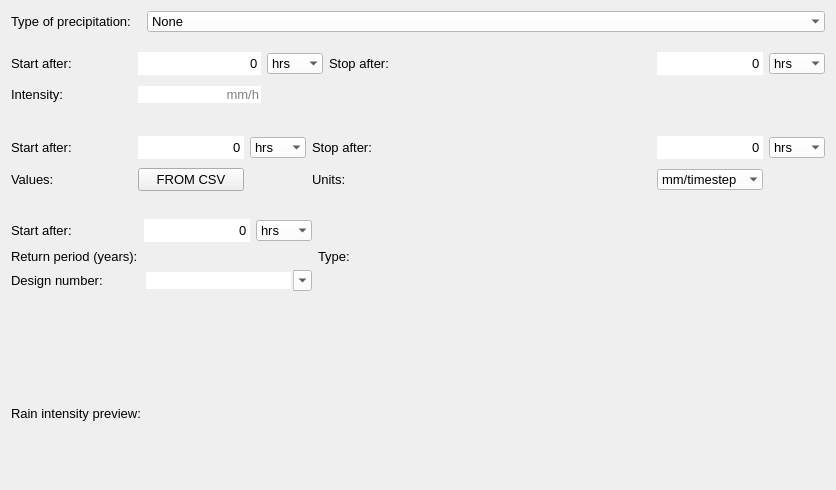
This is threedi_api_qgis_client/ui/page3.ui in nens/threedi-api-qgis-client as Qt 5 draws it before an edit. The edited form follows.
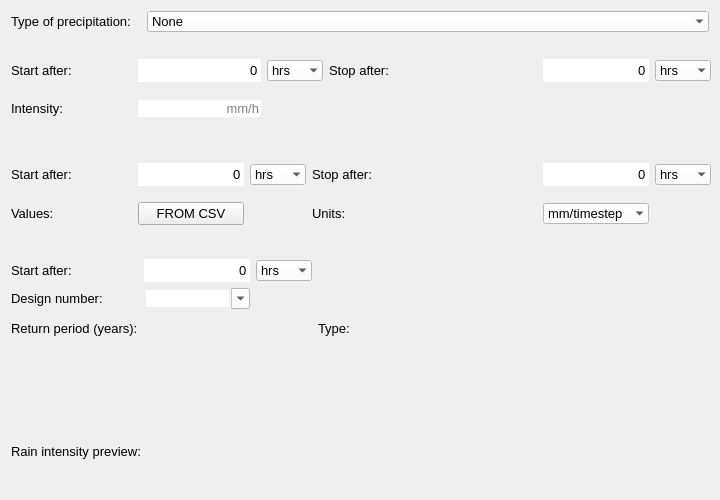
This is the edited form.

The edit to the form file:
```diff
--- a/threedi_api_qgis_client/ui/page3.ui
+++ b/threedi_api_qgis_client/ui/page3.ui
@@ -9,16 +9,28 @@
    <rect>
     <x>0</x>
     <y>0</y>
-    <width>836</width>
-    <height>490</height>
+    <width>720</width>
+    <height>500</height>
    </rect>
   </property>
   <property name="sizePolicy">
-   <sizepolicy hsizetype="Expanding" vsizetype="Expanding">
+   <sizepolicy hsizetype="Fixed" vsizetype="Minimum">
     <horstretch>0</horstretch>
     <verstretch>0</verstretch>
    </sizepolicy>
   </property>
+  <property name="minimumSize">
+   <size>
+    <width>720</width>
+    <height>0</height>
+   </size>
+  </property>
+  <property name="maximumSize">
+   <size>
+    <width>750</width>
+    <height>500</height>
+   </size>
+  </property>
   <property name="windowTitle">
    <string>Form</string>
   </property>
@@ -26,7 +38,50 @@
    <bool>true</bool>
   </property>
   <layout class="QGridLayout" name="gridLayout">
-   <item row="1" column="1">
+   <item row="9" column="0" colspan="2">
+    <layout class="QGridLayout" name="lout_plot">
+     <property name="bottomMargin">
+      <number>10</number>
+     </property>
+    </layout>
+   </item>
+   <item row="7" column="0">
+    <spacer name="verticalSpacer_2">
+     <property name="orientation">
+      <enum>Qt::Vertical</enum>
+     </property>
+     <property name="sizeHint" stdset="0">
+      <size>
+       <width>20</width>
+       <height>10</height>
+      </size>
+     </property>
+    </spacer>
+   </item>
+   <item row="0" column="0" colspan="2">
+    <layout class="QVBoxLayout" name="svg_lout">
+     <property name="sizeConstraint">
+      <enum>QLayout::SetDefaultConstraint</enum>
+     </property>
+     <property name="bottomMargin">
+      <number>0</number>
+     </property>
+    </layout>
+   </item>
+   <item row="10" column="0" colspan="2">
+    <spacer name="horizontalSpacer">
+     <property name="orientation">
+      <enum>Qt::Horizontal</enum>
+     </property>
+     <property name="sizeHint" stdset="0">
+      <size>
+       <width>40</width>
+       <height>20</height>
+      </size>
+     </property>
+    </spacer>
+   </item>
+   <item row="2" column="1">
     <widget class="QComboBox" name="cbo_prec_type">
      <property name="sizePolicy">
       <sizepolicy hsizetype="Expanding" vsizetype="Fixed">
@@ -77,10 +132,10 @@
      </item>
     </widget>
    </item>
-   <item row="6" column="0">
+   <item row="8" column="0">
     <widget class="QLabel" name="label_11">
      <property name="sizePolicy">
-      <sizepolicy hsizetype="Preferred" vsizetype="MinimumExpanding">
+      <sizepolicy hsizetype="Preferred" vsizetype="Minimum">
        <horstretch>0</horstretch>
        <verstretch>0</verstretch>
       </sizepolicy>
@@ -96,7 +151,7 @@
      </property>
     </widget>
    </item>
-   <item row="1" column="0">
+   <item row="2" column="0">
     <widget class="QLabel" name="label_2">
      <property name="font">
       <font>
@@ -109,53 +164,31 @@
      </property>
     </widget>
    </item>
-   <item row="7" column="0" colspan="2">
-    <layout class="QGridLayout" name="lout_plot">
-     <property name="bottomMargin">
-      <number>10</number>
-     </property>
-    </layout>
-   </item>
-   <item row="5" column="0">
-    <spacer name="verticalSpacer_2">
-     <property name="orientation">
-      <enum>Qt::Vertical</enum>
-     </property>
-     <property name="sizeHint" stdset="0">
-      <size>
-       <width>20</width>
-       <height>40</height>
-      </size>
-     </property>
-    </spacer>
-   </item>
-   <item row="8" column="0" colspan="2">
-    <spacer name="horizontalSpacer">
-     <property name="orientation">
-      <enum>Qt::Horizontal</enum>
-     </property>
-     <property name="sizeHint" stdset="0">
-      <size>
-       <width>40</width>
-       <height>20</height>
-      </size>
-     </property>
-    </spacer>
-   </item>
-   <item row="3" column="0" colspan="2">
+   <item row="5" column="0" colspan="2">
     <widget class="QWidget" name="widget_custom" native="true">
      <property name="sizePolicy">
-      <sizepolicy hsizetype="Preferred" vsizetype="Expanding">
+      <sizepolicy hsizetype="Expanding" vsizetype="Expanding">
        <horstretch>0</horstretch>
        <verstretch>0</verstretch>
       </sizepolicy>
      </property>
      <property name="minimumSize">
       <size>
-       <width>0</width>
-       <height>80</height>
+       <width>700</width>
+       <height>100</height>
       </size>
      </property>
+     <property name="maximumSize">
+      <size>
+       <width>700</width>
+       <height>16777215</height>
+      </size>
+     </property>
+     <property name="font">
+      <font>
+       <family>Segoe UI</family>
+      </font>
+     </property>
      <layout class="QGridLayout" name="gridLayout_3">
       <property name="leftMargin">
        <number>0</number>
@@ -163,33 +196,7 @@
       <property name="rightMargin">
        <number>0</number>
       </property>
-      <item row="0" column="0">
-       <widget class="QLabel" name="label_6">
-        <property name="font">
-         <font>
-          <family>Segoe UI</family>
-          <pointsize>10</pointsize>
-         </font>
-        </property>
-        <property name="text">
-         <string>Start after:</string>
-        </property>
-       </widget>
-      </item>
-      <item row="1" column="2">
-       <widget class="QPushButton" name="pb_csv">
-        <property name="font">
-         <font>
-          <family>Segoe UI</family>
-          <pointsize>10</pointsize>
-         </font>
-        </property>
-        <property name="text">
-         <string>FROM CSV</string>
-        </property>
-       </widget>
-      </item>
-      <item row="1" column="0">
+      <item row="2" column="0">
        <widget class="QLabel" name="label_7">
         <property name="font">
          <font>
@@ -202,8 +209,8 @@
         </property>
        </widget>
       </item>
-      <item row="0" column="5">
-       <widget class="QLabel" name="label_5">
+      <item row="2" column="2">
+       <widget class="QPushButton" name="pb_csv">
         <property name="font">
          <font>
           <family>Segoe UI</family>
@@ -211,24 +218,61 @@
          </font>
         </property>
         <property name="text">
-         <string>Stop after:</string>
+         <string>FROM CSV</string>
         </property>
        </widget>
       </item>
-      <item row="1" column="5">
-       <widget class="QLabel" name="label_12">
+      <item row="1" column="3">
+       <widget class="QComboBox" name="start_after_custom_u">
+        <property name="sizePolicy">
+         <sizepolicy hsizetype="Minimum" vsizetype="Fixed">
+          <horstretch>0</horstretch>
+          <verstretch>0</verstretch>
+         </sizepolicy>
+        </property>
         <property name="font">
          <font>
           <family>Segoe UI</family>
           <pointsize>10</pointsize>
          </font>
         </property>
+        <property name="styleSheet">
+         <string notr="true">QComboBox {background-color:white; selection-background-color: lightgray;}</string>
+        </property>
+        <property name="frame">
+         <bool>false</bool>
+        </property>
+        <item>
+         <property name="text">
+          <string>hrs</string>
+         </property>
+        </item>
+        <item>
+         <property name="text">
+          <string>mins</string>
+         </property>
+        </item>
+        <item>
+         <property name="text">
+          <string>s</string>
+         </property>
+        </item>
+       </widget>
+      </item>
+      <item row="1" column="0">
+       <widget class="QLabel" name="label_6">
+        <property name="font">
+         <font>
+          <family>Segoe UI</family>
+          <pointsize>10</pointsize>
+         </font>
+        </property>
         <property name="text">
-         <string>Units:</string>
+         <string>Start after:</string>
         </property>
        </widget>
       </item>
-      <item row="1" column="7">
+      <item row="2" column="7">
        <widget class="QComboBox" name="cbo_units">
         <property name="font">
          <font>
@@ -254,81 +298,33 @@
         </item>
        </widget>
       </item>
-      <item row="0" column="3">
-       <widget class="QComboBox" name="start_after_custom_u">
-        <property name="sizePolicy">
-         <sizepolicy hsizetype="Minimum" vsizetype="Fixed">
-          <horstretch>0</horstretch>
-          <verstretch>0</verstretch>
-         </sizepolicy>
-        </property>
+      <item row="1" column="5">
+       <widget class="QLabel" name="label_5">
         <property name="font">
          <font>
           <family>Segoe UI</family>
           <pointsize>10</pointsize>
          </font>
         </property>
-        <property name="styleSheet">
-         <string notr="true">QComboBox {background-color:white; selection-background-color: lightgray;}</string>
+        <property name="text">
+         <string>Stop after:</string>
         </property>
-        <property name="frame">
-         <bool>false</bool>
-        </property>
-        <item>
-         <property name="text">
-          <string>hrs</string>
-         </property>
-        </item>
-        <item>
-         <property name="text">
-          <string>mins</string>
-         </property>
-        </item>
-        <item>
-         <property name="text">
-          <string>s</string>
-         </property>
-        </item>
        </widget>
       </item>
-      <item row="0" column="8">
-       <widget class="QComboBox" name="stop_after_custom_u">
-        <property name="sizePolicy">
-         <sizepolicy hsizetype="Minimum" vsizetype="Fixed">
-          <horstretch>0</horstretch>
-          <verstretch>0</verstretch>
-         </sizepolicy>
-        </property>
+      <item row="2" column="5">
+       <widget class="QLabel" name="label_12">
         <property name="font">
          <font>
           <family>Segoe UI</family>
           <pointsize>10</pointsize>
          </font>
         </property>
-        <property name="styleSheet">
-         <string notr="true">QComboBox {background-color:white; selection-background-color: lightgray;}</string>
+        <property name="text">
+         <string>Units:</string>
         </property>
-        <property name="frame">
-         <bool>false</bool>
-        </property>
-        <item>
-         <property name="text">
-          <string>hrs</string>
-         </property>
-        </item>
-        <item>
-         <property name="text">
-          <string>mins</string>
-         </property>
-        </item>
-        <item>
-         <property name="text">
-          <string>s</string>
-         </property>
-        </item>
        </widget>
       </item>
-      <item row="0" column="1">
+      <item row="1" column="1">
        <spacer name="horizontalSpacer_6">
         <property name="orientation">
          <enum>Qt::Horizontal</enum>
@@ -344,7 +340,38 @@
         </property>
        </spacer>
       </item>
-      <item row="0" column="6">
+      <item row="1" column="2">
+       <widget class="QSpinBox" name="sp_start_after_custom">
+        <property name="minimumSize">
+         <size>
+          <width>106</width>
+          <height>21</height>
+         </size>
+        </property>
+        <property name="font">
+         <font>
+          <family>Segoe UI</family>
+          <pointsize>10</pointsize>
+         </font>
+        </property>
+        <property name="styleSheet">
+         <string notr="true">QSpinBox {background-color: white;}</string>
+        </property>
+        <property name="frame">
+         <bool>false</bool>
+        </property>
+        <property name="alignment">
+         <set>Qt::AlignRight|Qt::AlignTrailing|Qt::AlignVCenter</set>
+        </property>
+        <property name="buttonSymbols">
+         <enum>QAbstractSpinBox::NoButtons</enum>
+        </property>
+        <property name="maximum">
+         <number>999999999</number>
+        </property>
+       </widget>
+      </item>
+      <item row="1" column="6">
        <spacer name="horizontalSpacer_3">
         <property name="orientation">
          <enum>Qt::Horizontal</enum>
@@ -357,7 +384,7 @@
         </property>
        </spacer>
       </item>
-      <item row="0" column="7">
+      <item row="1" column="7">
        <widget class="QSpinBox" name="sp_stop_after_custom">
         <property name="minimumSize">
          <size>
@@ -388,13 +415,13 @@
         </property>
        </widget>
       </item>
-      <item row="0" column="2">
-       <widget class="QSpinBox" name="sp_start_after_custom">
-        <property name="minimumSize">
-         <size>
-          <width>106</width>
-          <height>21</height>
-         </size>
+      <item row="1" column="8">
+       <widget class="QComboBox" name="stop_after_custom_u">
+        <property name="sizePolicy">
+         <sizepolicy hsizetype="Minimum" vsizetype="Fixed">
+          <horstretch>0</horstretch>
+          <verstretch>0</verstretch>
+         </sizepolicy>
         </property>
         <property name="font">
          <font>
@@ -403,26 +430,32 @@
          </font>
         </property>
         <property name="styleSheet">
-         <string notr="true">QSpinBox {background-color: white;}</string>
+         <string notr="true">QComboBox {background-color:white; selection-background-color: lightgray;}</string>
         </property>
         <property name="frame">
          <bool>false</bool>
         </property>
-        <property name="alignment">
-         <set>Qt::AlignRight|Qt::AlignTrailing|Qt::AlignVCenter</set>
-        </property>
-        <property name="buttonSymbols">
-         <enum>QAbstractSpinBox::NoButtons</enum>
-        </property>
-        <property name="maximum">
-         <number>999999999</number>
-        </property>
+        <item>
+         <property name="text">
+          <string>hrs</string>
+         </property>
+        </item>
+        <item>
+         <property name="text">
+          <string>mins</string>
+         </property>
+        </item>
+        <item>
+         <property name="text">
+          <string>s</string>
+         </property>
+        </item>
        </widget>
       </item>
      </layout>
     </widget>
    </item>
-   <item row="2" column="0" colspan="2">
+   <item row="4" column="0" colspan="2">
     <widget class="QWidget" name="widget_constant" native="true">
      <property name="sizePolicy">
       <sizepolicy hsizetype="Expanding" vsizetype="Expanding">
@@ -432,19 +465,20 @@
      </property>
      <property name="minimumSize">
       <size>
-       <width>0</width>
-       <height>80</height>
+       <width>700</width>
+       <height>100</height>
       </size>
      </property>
      <property name="maximumSize">
       <size>
-       <width>16777215</width>
+       <width>700</width>
        <height>16777215</height>
       </size>
      </property>
      <property name="font">
       <font>
-       <pointsize>10</pointsize>
+       <family>Segoe UI</family>
+       <pointsize>8</pointsize>
       </font>
      </property>
      <layout class="QGridLayout" name="gridLayout_2">
@@ -454,46 +488,7 @@
       <property name="rightMargin">
        <number>0</number>
       </property>
-      <item row="0" column="5">
-       <widget class="QLabel" name="label_4">
-        <property name="font">
-         <font>
-          <family>Segoe UI</family>
-          <pointsize>10</pointsize>
-         </font>
-        </property>
-        <property name="text">
-         <string>Stop after:</string>
-        </property>
-       </widget>
-      </item>
-      <item row="1" column="0">
-       <widget class="QLabel" name="label_3">
-        <property name="font">
-         <font>
-          <family>Segoe UI</family>
-          <pointsize>10</pointsize>
-         </font>
-        </property>
-        <property name="text">
-         <string>Intensity:</string>
-        </property>
-       </widget>
-      </item>
-      <item row="0" column="0">
-       <widget class="QLabel" name="label">
-        <property name="font">
-         <font>
-          <family>Segoe UI</family>
-          <pointsize>10</pointsize>
-         </font>
-        </property>
-        <property name="text">
-         <string>Start after:</string>
-        </property>
-       </widget>
-      </item>
-      <item row="0" column="3">
+      <item row="1" column="3">
        <widget class="QComboBox" name="start_after_constant_u">
         <property name="sizePolicy">
          <sizepolicy hsizetype="Minimum" vsizetype="Fixed">
@@ -530,7 +525,7 @@
         </item>
        </widget>
       </item>
-      <item row="0" column="8">
+      <item row="1" column="8">
        <widget class="QComboBox" name="stop_after_constant_u">
         <property name="sizePolicy">
          <sizepolicy hsizetype="Minimum" vsizetype="Fixed">
@@ -567,36 +562,88 @@
         </item>
        </widget>
       </item>
-      <item row="0" column="1">
-       <spacer name="horizontalSpacer_5">
-        <property name="orientation">
-         <enum>Qt::Horizontal</enum>
-        </property>
-        <property name="sizeType">
-         <enum>QSizePolicy::Minimum</enum>
-        </property>
-        <property name="sizeHint" stdset="0">
-         <size>
-          <width>60</width>
-          <height>20</height>
-         </size>
-        </property>
-       </spacer>
-      </item>
-      <item row="0" column="6">
-       <spacer name="horizontalSpacer_2">
-        <property name="orientation">
-         <enum>Qt::Horizontal</enum>
-        </property>
-        <property name="sizeHint" stdset="0">
-         <size>
-          <width>40</width>
-          <height>20</height>
-         </size>
-        </property>
-       </spacer>
-      </item>
       <item row="1" column="2">
+       <widget class="QSpinBox" name="sp_start_after_constant">
+        <property name="minimumSize">
+         <size>
+          <width>106</width>
+          <height>20</height>
+         </size>
+        </property>
+        <property name="font">
+         <font>
+          <family>Segoe UI</family>
+          <pointsize>10</pointsize>
+         </font>
+        </property>
+        <property name="styleSheet">
+         <string notr="true">QSpinBox {background-color: white;}</string>
+        </property>
+        <property name="frame">
+         <bool>false</bool>
+        </property>
+        <property name="alignment">
+         <set>Qt::AlignRight|Qt::AlignTrailing|Qt::AlignVCenter</set>
+        </property>
+        <property name="buttonSymbols">
+         <enum>QAbstractSpinBox::NoButtons</enum>
+        </property>
+        <property name="maximum">
+         <number>999999999</number>
+        </property>
+       </widget>
+      </item>
+      <item row="2" column="0">
+       <widget class="QLabel" name="label_3">
+        <property name="font">
+         <font>
+          <family>Segoe UI</family>
+          <pointsize>10</pointsize>
+         </font>
+        </property>
+        <property name="text">
+         <string>Intensity:</string>
+        </property>
+       </widget>
+      </item>
+      <item row="1" column="7">
+       <widget class="QSpinBox" name="sp_stop_after_constant">
+        <property name="sizePolicy">
+         <sizepolicy hsizetype="Minimum" vsizetype="Fixed">
+          <horstretch>0</horstretch>
+          <verstretch>0</verstretch>
+         </sizepolicy>
+        </property>
+        <property name="minimumSize">
+         <size>
+          <width>106</width>
+          <height>21</height>
+         </size>
+        </property>
+        <property name="font">
+         <font>
+          <family>Segoe UI</family>
+          <pointsize>10</pointsize>
+         </font>
+        </property>
+        <property name="styleSheet">
+         <string notr="true">QSpinBox {background-color: white;}</string>
+        </property>
+        <property name="frame">
+         <bool>false</bool>
+        </property>
+        <property name="alignment">
+         <set>Qt::AlignRight|Qt::AlignTrailing|Qt::AlignVCenter</set>
+        </property>
+        <property name="buttonSymbols">
+         <enum>QAbstractSpinBox::NoButtons</enum>
+        </property>
+        <property name="maximum">
+         <number>999999999</number>
+        </property>
+       </widget>
+      </item>
+      <item row="2" column="2">
        <widget class="QLineEdit" name="le_intensity">
         <property name="sizePolicy">
          <sizepolicy hsizetype="Minimum" vsizetype="Fixed">
@@ -630,91 +677,89 @@
         </property>
        </widget>
       </item>
-      <item row="0" column="2">
-       <widget class="QSpinBox" name="sp_start_after_constant">
-        <property name="minimumSize">
-         <size>
-          <width>106</width>
-          <height>20</height>
-         </size>
-        </property>
+      <item row="1" column="5">
+       <widget class="QLabel" name="label_4">
         <property name="font">
          <font>
           <family>Segoe UI</family>
           <pointsize>10</pointsize>
          </font>
         </property>
-        <property name="styleSheet">
-         <string notr="true">QSpinBox {background-color: white;}</string>
+        <property name="text">
+         <string>Stop after:</string>
         </property>
-        <property name="frame">
-         <bool>false</bool>
-        </property>
-        <property name="alignment">
-         <set>Qt::AlignRight|Qt::AlignTrailing|Qt::AlignVCenter</set>
-        </property>
-        <property name="buttonSymbols">
-         <enum>QAbstractSpinBox::NoButtons</enum>
-        </property>
-        <property name="maximum">
-         <number>999999999</number>
-        </property>
        </widget>
       </item>
-      <item row="0" column="7">
-       <widget class="QSpinBox" name="sp_stop_after_constant">
-        <property name="sizePolicy">
-         <sizepolicy hsizetype="Minimum" vsizetype="Fixed">
-          <horstretch>0</horstretch>
-          <verstretch>0</verstretch>
-         </sizepolicy>
-        </property>
-        <property name="minimumSize">
-         <size>
-          <width>106</width>
-          <height>21</height>
-         </size>
-        </property>
+      <item row="1" column="0">
+       <widget class="QLabel" name="label">
         <property name="font">
          <font>
           <family>Segoe UI</family>
           <pointsize>10</pointsize>
          </font>
         </property>
-        <property name="styleSheet">
-         <string notr="true">QSpinBox {background-color: white;}</string>
+        <property name="text">
+         <string>Start after:</string>
         </property>
-        <property name="frame">
-         <bool>false</bool>
+       </widget>
+      </item>
+      <item row="1" column="1">
+       <spacer name="horizontalSpacer_5">
+        <property name="orientation">
+         <enum>Qt::Horizontal</enum>
         </property>
-        <property name="alignment">
-         <set>Qt::AlignRight|Qt::AlignTrailing|Qt::AlignVCenter</set>
+        <property name="sizeType">
+         <enum>QSizePolicy::Minimum</enum>
         </property>
-        <property name="buttonSymbols">
-         <enum>QAbstractSpinBox::NoButtons</enum>
+        <property name="sizeHint" stdset="0">
+         <size>
+          <width>60</width>
+          <height>20</height>
+         </size>
         </property>
-        <property name="maximum">
-         <number>999999999</number>
+       </spacer>
+      </item>
+      <item row="1" column="6">
+       <spacer name="horizontalSpacer_2">
+        <property name="orientation">
+         <enum>Qt::Horizontal</enum>
         </property>
-       </widget>
+        <property name="sizeHint" stdset="0">
+         <size>
+          <width>40</width>
+          <height>20</height>
+         </size>
+        </property>
+       </spacer>
       </item>
      </layout>
     </widget>
    </item>
-   <item row="4" column="0" colspan="2">
+   <item row="6" column="0" colspan="2">
     <widget class="QWidget" name="widget_design" native="true">
      <property name="sizePolicy">
-      <sizepolicy hsizetype="Preferred" vsizetype="Expanding">
+      <sizepolicy hsizetype="Expanding" vsizetype="Expanding">
        <horstretch>0</horstretch>
        <verstretch>0</verstretch>
       </sizepolicy>
      </property>
      <property name="minimumSize">
       <size>
-       <width>0</width>
-       <height>90</height>
+       <width>700</width>
+       <height>100</height>
       </size>
      </property>
+     <property name="maximumSize">
+      <size>
+       <width>700</width>
+       <height>16777215</height>
+      </size>
+     </property>
+     <property name="font">
+      <font>
+       <family>Segoe UI</family>
+      </font>
+     </property>
      <layout class="QGridLayout" name="gridLayout_4">
       <property name="leftMargin">
        <number>0</number>
@@ -722,7 +767,33 @@
       <property name="rightMargin">
        <number>0</number>
       </property>
+      <item row="3" column="0">
+       <widget class="QLabel" name="label_10">
+        <property name="font">
+         <font>
+          <family>Segoe UI</family>
+          <pointsize>10</pointsize>
+         </font>
+        </property>
+        <property name="text">
+         <string>Return period (years):</string>
+        </property>
+       </widget>
+      </item>
       <item row="1" column="3">
+       <spacer name="horizontalSpacer_4">
+        <property name="orientation">
+         <enum>Qt::Horizontal</enum>
+        </property>
+        <property name="sizeHint" stdset="0">
+         <size>
+          <width>40</width>
+          <height>20</height>
+         </size>
+        </property>
+       </spacer>
+      </item>
+      <item row="3" column="3">
        <widget class="QLabel" name="label_14">
         <property name="sizePolicy">
          <sizepolicy hsizetype="Preferred" vsizetype="Preferred">
@@ -747,59 +818,22 @@
         </property>
        </widget>
       </item>
-      <item row="2" column="0">
-       <widget class="QLabel" name="label_13">
+      <item row="3" column="4">
+       <widget class="QLabel" name="type_lbl">
         <property name="font">
          <font>
           <family>Segoe UI</family>
           <pointsize>10</pointsize>
+          <weight>75</weight>
+          <bold>true</bold>
          </font>
         </property>
         <property name="text">
-         <string>Design number:</string>
+         <string/>
         </property>
        </widget>
       </item>
-      <item row="0" column="3">
-       <spacer name="horizontalSpacer_4">
-        <property name="orientation">
-         <enum>Qt::Horizontal</enum>
-        </property>
-        <property name="sizeHint" stdset="0">
-         <size>
-          <width>40</width>
-          <height>20</height>
-         </size>
-        </property>
-       </spacer>
-      </item>
-      <item row="0" column="0">
-       <widget class="QLabel" name="label_9">
-        <property name="font">
-         <font>
-          <family>Segoe UI</family>
-          <pointsize>10</pointsize>
-         </font>
-        </property>
-        <property name="text">
-         <string>Start after:</string>
-        </property>
-       </widget>
-      </item>
-      <item row="1" column="0">
-       <widget class="QLabel" name="label_10">
-        <property name="font">
-         <font>
-          <family>Segoe UI</family>
-          <pointsize>10</pointsize>
-         </font>
-        </property>
-        <property name="text">
-         <string>Return period (years):</string>
-        </property>
-       </widget>
-      </item>
-      <item row="0" column="2">
+      <item row="1" column="2">
        <widget class="QComboBox" name="start_after_design_u">
         <property name="sizePolicy">
          <sizepolicy hsizetype="Minimum" vsizetype="Fixed">
@@ -836,7 +870,7 @@
         </item>
        </widget>
       </item>
-      <item row="0" column="1">
+      <item row="1" column="1">
        <widget class="QSpinBox" name="sp_start_after_design">
         <property name="minimumSize">
          <size>
@@ -870,7 +904,38 @@
         </property>
        </widget>
       </item>
-      <item row="2" column="1" colspan="2">
+      <item row="3" column="1" colspan="2">
+       <widget class="QLabel" name="return_period_lbl">
+        <property name="font">
+         <font>
+          <family>Segoe UI</family>
+          <pointsize>10</pointsize>
+          <weight>75</weight>
+          <bold>true</bold>
+         </font>
+        </property>
+        <property name="text">
+         <string/>
+        </property>
+        <property name="alignment">
+         <set>Qt::AlignCenter</set>
+        </property>
+       </widget>
+      </item>
+      <item row="1" column="0">
+       <widget class="QLabel" name="label_9">
+        <property name="font">
+         <font>
+          <family>Segoe UI</family>
+          <pointsize>10</pointsize>
+         </font>
+        </property>
+        <property name="text">
+         <string>Start after:</string>
+        </property>
+       </widget>
+      </item>
+      <item row="2" column="1">
        <widget class="QComboBox" name="cbo_design">
         <property name="font">
          <font>
@@ -892,49 +957,22 @@
         </property>
        </widget>
       </item>
-      <item row="1" column="1" colspan="2">
-       <widget class="QLabel" name="return_period_lbl">
+      <item row="2" column="0">
+       <widget class="QLabel" name="label_13">
         <property name="font">
          <font>
           <family>Segoe UI</family>
           <pointsize>10</pointsize>
-          <weight>75</weight>
-          <bold>true</bold>
          </font>
         </property>
         <property name="text">
-         <string/>
-        </property>
-        <property name="alignment">
-         <set>Qt::AlignCenter</set>
-        </property>
-       </widget>
-      </item>
-      <item row="1" column="4">
-       <widget class="QLabel" name="type_lbl">
-        <property name="font">
-         <font>
-          <family>Segoe UI</family>
-          <pointsize>10</pointsize>
-          <weight>75</weight>
-          <bold>true</bold>
-         </font>
-        </property>
-        <property name="text">
-         <string/>
+         <string>Design number:</string>
         </property>
        </widget>
       </item>
      </layout>
     </widget>
    </item>
-   <item row="0" column="0" colspan="2">
-    <layout class="QVBoxLayout" name="svg_lout">
-     <property name="bottomMargin">
-      <number>0</number>
-     </property>
-    </layout>
-   </item>
   </layout>
  </widget>
  <resources/>
```
